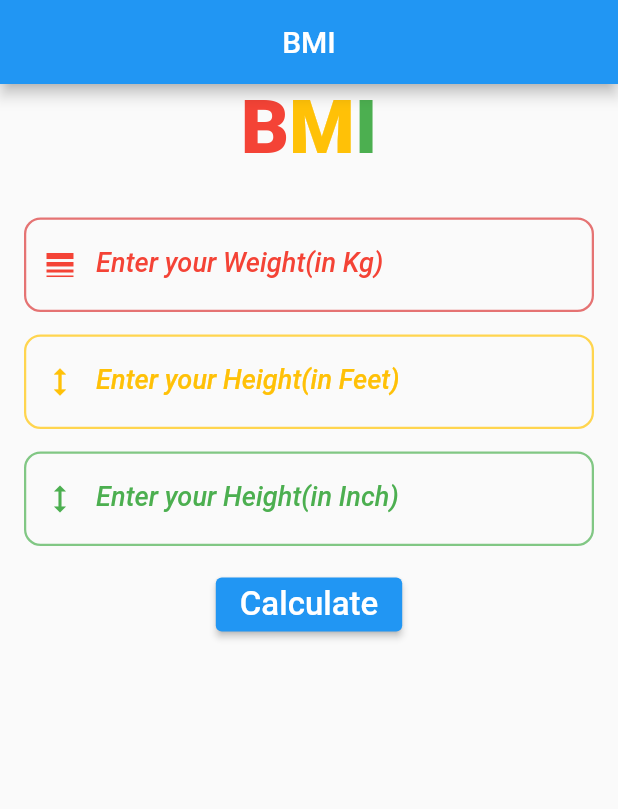
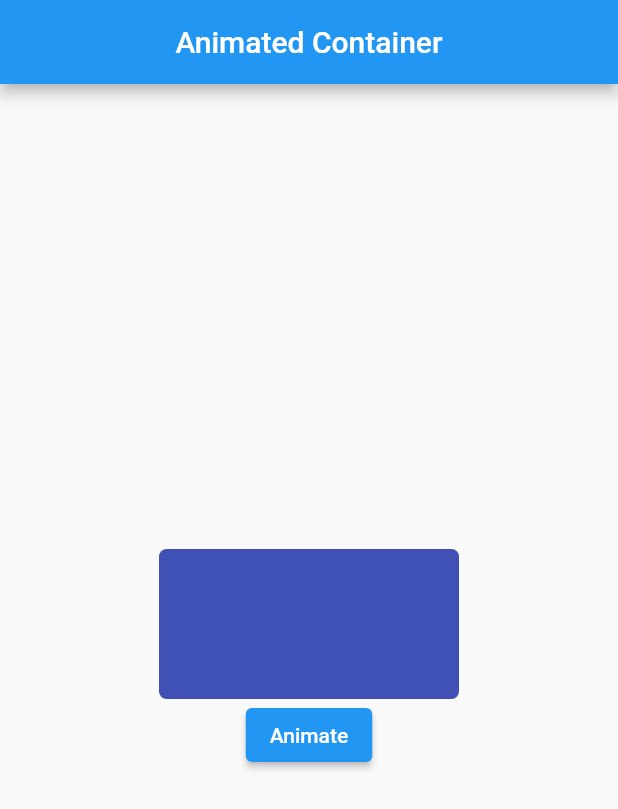
Before and after one commit to yasin9064/flutter_application_1, a Flutter app: the screen it shows after launch, on a phone screen of 412 x 824 dp. Shown: the top 809 px of the screen. Run offline on Flutter 3.47's test engine with Material 2 defaults, Android fonts, the phone set to English and light mode, and no system bars; our stand-ins replace font_awesome_flutter.

Commit message:
Learn about Animated Container

```diff
--- a/lib/HomeScreen.dart
+++ b/lib/HomeScreen.dart
@@ -11,167 +11,55 @@ class HomeScreen extends StatefulWidget {
 }
 
 class _HomeScreenState extends State<HomeScreen> {
-  var weightController = TextEditingController();
-
-  var feetController = TextEditingController();
-
-  var inchController = TextEditingController();
-
-  var result = '';
-  var bgColor;
+  var _width = 200.0;
+  var _height = 100.0;
+  Decoration myDecor = BoxDecoration(
+    borderRadius: BorderRadius.circular(5),
+    color: Colors.indigo
+  );
+  var flag = true;
 
   @override
   Widget build(BuildContext context) {
     return Scaffold(
         appBar: AppBar(
-          title: Center(child: Text('BMI')),
+          title: Center(child: Text('Animated Container')),
         ),
-        body: Container(
-          color: bgColor,
-          child: Center(
-            child: Container(
-              width: 380,
-              child: Column(children: [
-                Row(
+        body: Center(
+          child: Column(
             mainAxisAlignment: MainAxisAlignment.center,
             children: [
-                    Text(
-                      'B',
-                      style: TextStyle(
-                          fontSize: 50,
-                          fontWeight: FontWeight.w800,
-                          color: Colors.red),
+              AnimatedContainer(
+                width: _width,
+                height: _height,
+                decoration: myDecor,
+                curve: Curves.bounceOut,
+                duration: Duration(seconds: 3),
               ),
-                    Text(
-                      'M',
-                      style: TextStyle(
-                          fontSize: 50,
-                          fontWeight: FontWeight.w800,
-                          color: Colors.amber),
-                    ),
-                    Text(
-                      'I',
-                      style: TextStyle(
-                          fontSize: 50,
-                          fontWeight: FontWeight.w800,
-                          color: Colors.green),
-                    ),
-                  ],
-                ),
-                SizedBox(height: 30),
-                TextField(
-                  controller: weightController,
-                  keyboardType: TextInputType.number,
-                  decoration: InputDecoration(
-                      label: Text(
-                        'Enter your Weight(in Kg)',
-                        style: TextStyle(color: Colors.red, fontSize: 18),
-                      ),
-                      prefixIcon: Icon(Icons.line_weight, color: Colors.red),
-                      focusedBorder: OutlineInputBorder(
-                          borderRadius: BorderRadius.circular(11),
-                          borderSide:
-                              BorderSide(color: Colors.red, width: 1.5)),
-                      enabledBorder: OutlineInputBorder(
-                          borderRadius: BorderRadius.circular(11),
-                          borderSide: BorderSide(
-                              color: Colors.red.shade300, width: 1.5))),
-                ),
-                SizedBox(height: 15),
-                TextField(
-                  controller: feetController,
-                  keyboardType: TextInputType.number,
-                  decoration: InputDecoration(
-                      label: Text(
-                        'Enter your Height(in Feet)',
-                        style: TextStyle(color: Colors.amber, fontSize: 18),
-                      ),
-                      prefixIcon: Icon(
-                        Icons.height,
-                        color: Colors.amber,
-                      ),
-                      focusedBorder: OutlineInputBorder(
-                        borderRadius: BorderRadius.circular(11),
-                        borderSide: BorderSide(color: Colors.amber, width: 1.5),
-                      ),
-                      enabledBorder: OutlineInputBorder(
-                          borderRadius: BorderRadius.circular(11),
-                          borderSide: BorderSide(
-                              color: Colors.amber.shade300, width: 1.5))),
-                ),
-                SizedBox(height: 15),
-                TextField(
-                  controller: inchController,
-                  keyboardType: TextInputType.number,
-                  decoration: InputDecoration(
-                      label: Text(
-                        'Enter your Height(in Inch)',
-                        style: TextStyle(color: Colors.green, fontSize: 18),
-                      ),
-                      prefixIcon: Icon(
-                        Icons.height,
-                        color: Colors.green,
-                      ),
-                      focusedBorder: OutlineInputBorder(
-                        borderRadius: BorderRadius.circular(11),
-                        borderSide: BorderSide(color: Colors.green, width: 1.5),
-                      ),
-                      enabledBorder: OutlineInputBorder(
-                          borderRadius: BorderRadius.circular(11),
-                          borderSide: BorderSide(
-                              color: Colors.green.shade300, width: 1.5))),
-                ),
-                SizedBox(height: 15),
               ElevatedButton(
                   onPressed: () {
-                      var weight = weightController.text.toString();
-                      var feet = feetController.text.toString();
-                      var inch = inchController.text.toString();
-
-                      if (weight != '' && feet != '' && inch != '') {
-                        //BMI Calculation
-                        var iWeight = int.parse(weight);
-                        var iFeet = int.parse(feet);
-                        var iInch = int.parse(inch);
-
-                        var tInch = (iFeet * 12) + iInch;
-                        var tCm = tInch * 2.54;
-                        var tMeter = tCm / 100;
-                        var bmi = iWeight / (tMeter * tMeter);
-
-                        var message = '';
-
-                        if (bmi > 25) {
-                          message = "You're OverWeight!!";
-                          bgColor = Colors.red.shade200;
-                        } else if (bmi < 18) {
-                          message = "You're UnderWeight!!";
-                          bgColor = Colors.amber.shade200;
+                    setState(() {
+                      if (flag) {
+                        _width = 100.0;
+                        _height = 200.0;
+                        myDecor = BoxDecoration(
+                          borderRadius: BorderRadius.circular(25),
+                          color: Colors.yellow
+                        );
+                        flag = false;
                       } else {
-                          message = "You're Healthy!!";
-                          bgColor = Colors.green.shade200;
+                        _width = 200.0;
+                        _height = 100.0;
+                        myDecor = BoxDecoration(
+                          borderRadius: BorderRadius.circular(5),
+                          color: Colors.indigo
+                        );
+                        flag = true;
                       }
-
-                        setState(() {
-                          result = '$message \n Your BMI is: ${bmi.toStringAsFixed(2)}';
                     });
-                      } else {
-                        setState(() {
-                          result = 'Please fill all the required fields!!';
-                        });
-                      }
                   },
-                    child: Text(
-                      'Calculate',
-                      style: TextStyle(fontSize: 22),
-                    )),
-                SizedBox(height: 11),
-                Text(
-                  result,
-                  style: TextStyle(fontSize: 18),
-                )
-              ]),
-            ),
+                  child: Text('Animate'))
+            ],
           ),
         ));
   }
```
Lines whose indentation alone changed are shown as unchanged.
